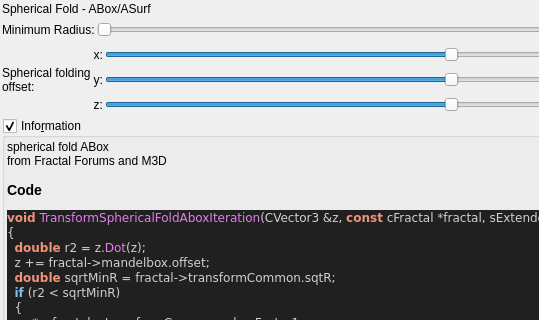
Before: the Qt Designer form mandelbulber2/qt_data/fractal_transf_spherical_fold_abox.ui in buddhi1980/mandelbulber2, drawn with Qt 5; both pictures show x 0 to 539 and y 0 to 320 of the 889 by 579 pixel window.
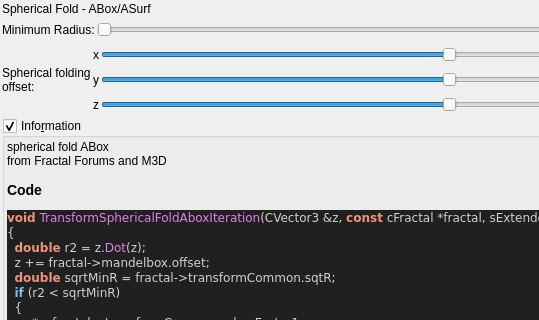
After: the same form once the commit is applied. Custom widgets are drawn as their Qt base class.

```diff
--- a/mandelbulber2/qt_data/fractal_transf_spherical_fold_abox.ui
+++ b/mandelbulber2/qt_data/fractal_transf_spherical_fold_abox.ui
@@ -169,7 +169,7 @@
         </sizepolicy>
        </property>
        <property name="text">
-        <string>y:</string>
+        <string notr="true">y</string>
        </property>
        <property name="alignment">
         <set>Qt::AlignRight|Qt::AlignTrailing|Qt::AlignVCenter</set>
@@ -185,7 +185,7 @@
         </sizepolicy>
        </property>
        <property name="text">
-        <string>z:</string>
+        <string notr="true">z</string>
        </property>
        <property name="alignment">
         <set>Qt::AlignRight|Qt::AlignTrailing|Qt::AlignVCenter</set>
@@ -279,7 +279,7 @@
         </sizepolicy>
        </property>
        <property name="text">
-        <string>x:</string>
+        <string notr="true">x</string>
        </property>
        <property name="alignment">
         <set>Qt::AlignRight|Qt::AlignTrailing|Qt::AlignVCenter</set>
```
